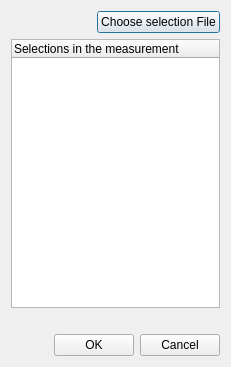
The window that ui_files/ui_selection_dialog.ui (JYU-IBA/potku) describes before a commit, drawn with Qt 5.
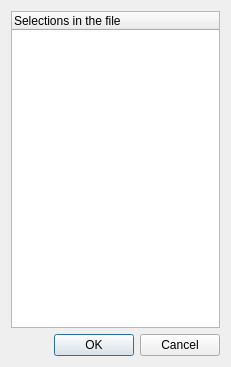
The same window after the commit.

Commit message: Simplified selection loading from file. File dialog will pop up first where you can load the file, then you are shown the selections in it.

Diff of the .ui file:
```diff
--- a/ui_files/ui_selection_dialog.ui
+++ b/ui_files/ui_selection_dialog.ui
@@ -16,56 +16,19 @@
   <layout class="QGridLayout" name="gridLayout">
    <item row="2" column="0">
     <layout class="QVBoxLayout" name="verticalLayout">
-     <item>
-      <layout class="QHBoxLayout" name="horizontalLayout">
-       <item>
-        <spacer name="horizontalSpacer">
-         <property name="orientation">
-          <enum>Qt::Horizontal</enum>
-         </property>
-         <property name="sizeHint" stdset="0">
-          <size>
-           <width>40</width>
-           <height>20</height>
-          </size>
-         </property>
-        </spacer>
-       </item>
-       <item>
-        <widget class="QPushButton" name="pushButton_ChooseSelection">
-         <property name="text">
-          <string>Choose selection File</string>
-         </property>
-        </widget>
-       </item>
-      </layout>
-     </item>
-     <item>
-      <layout class="QHBoxLayout" name="horizontalLayout_7"/>
-     </item>
      <item>
       <layout class="QGridLayout" name="gridLayout_2">
        <item row="0" column="0">
         <widget class="QTreeWidget" name="treeWidget">
          <column>
           <property name="text">
-           <string>Selections in the measurement</string>
+           <string>Selections in the file</string>
           </property>
          </column>
         </widget>
        </item>
       </layout>
      </item>
-     <item>
-      <widget class="QLabel" name="label_selection">
-       <property name="enabled">
-        <bool>true</bool>
-       </property>
-       <property name="text">
-        <string/>
-       </property>
-      </widget>
-     </item>
      <item>
       <layout class="QHBoxLayout" name="horizontalLayout_2">
        <item>
```
The commit also changes 3 other files.
